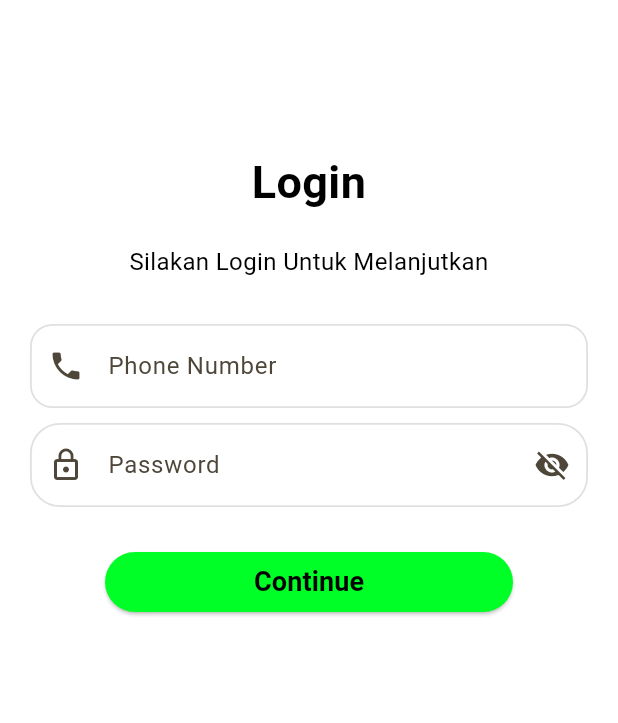
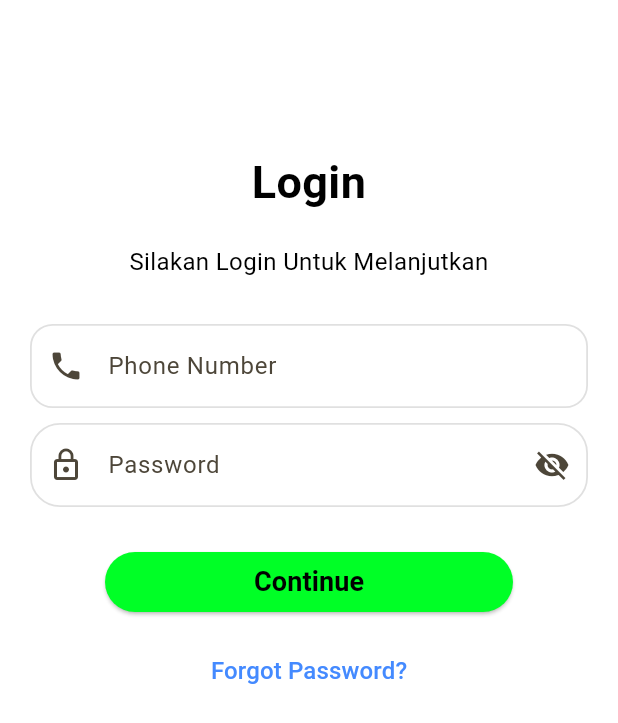
Before and after one commit to annddvaa/KB1179-1123150164-uts, a Flutter app: the Loginscreen screen opened directly, on a phone screen of 412 x 824 dp. Shown: the top 723 px of the screen. Run offline on Flutter 3.47's test engine with Material 3 defaults, Android fonts, the phone set to English and light mode, and no system bars.

Commit message:
menambahkan forgot password

```diff
--- a/lib/screen/Loginscreen.dart
+++ b/lib/screen/Loginscreen.dart
@@ -106,6 +106,14 @@ class Loginscreen extends StatelessWidget {
                   ),
                 ),
               ),
+              const SizedBox(height: 15),
+              TextButton(
+                onPressed: () {},
+                child: const Text(
+                  "Forgot Password?",
+                  style: TextStyle(fontSize: 16, color: Colors.blueAccent),
+                ),
+              ),
             ],
           ),
         ),
```
